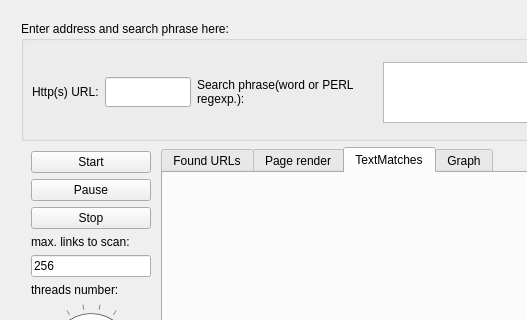
blinkenlichten/simple-gui-crawler, file widget.ui: the form before one commit; both pictures show x 0 to 527 and y 0 to 320 of the 640 by 583 pixel window.
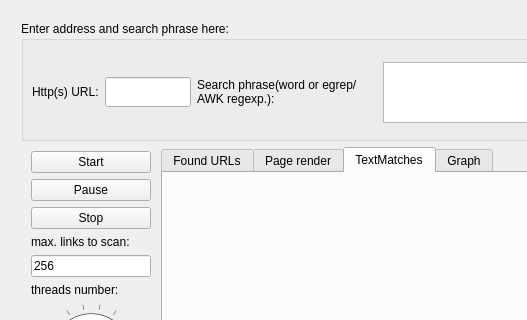
The form after the commit.

```diff
--- a/widget.ui
+++ b/widget.ui
@@ -109,7 +109,7 @@
            </size>
           </property>
           <property name="text">
-           <string>Search phrase(word or PERL regexp.):</string>
+           <string>Search phrase(word or egrep/AWK regexp.):</string>
           </property>
           <property name="wordWrap">
            <bool>true</bool>
```
